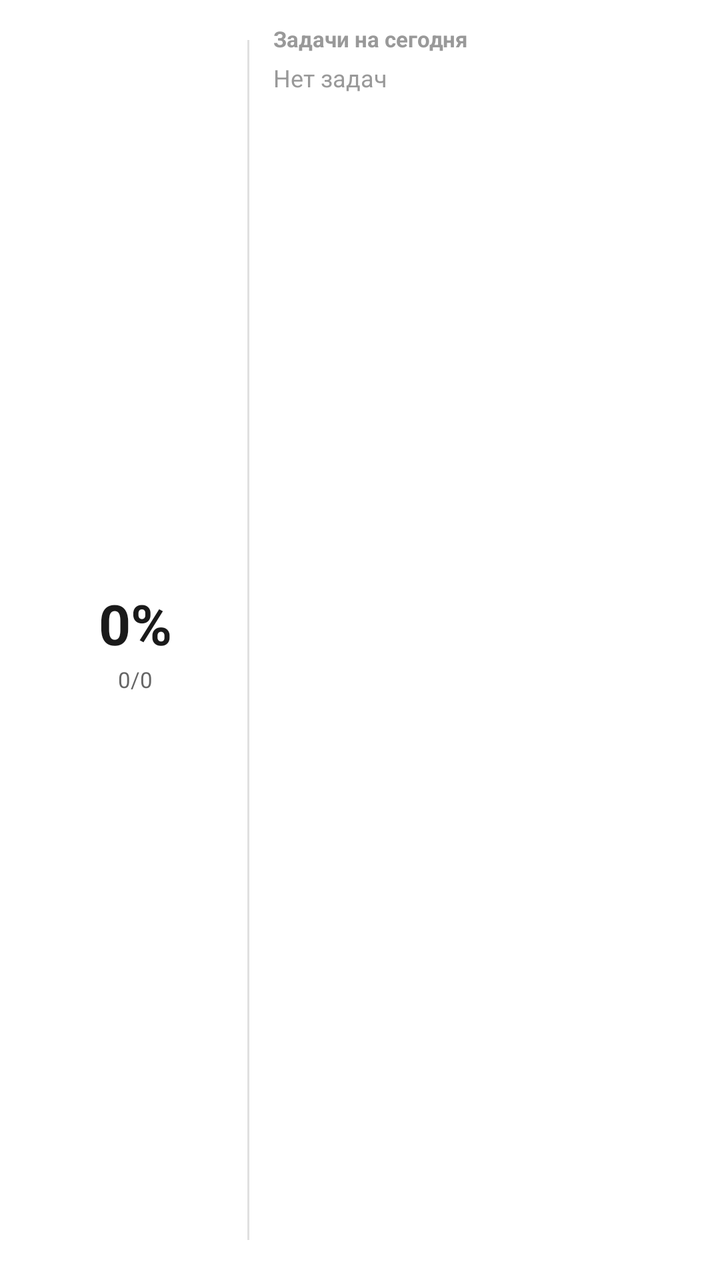
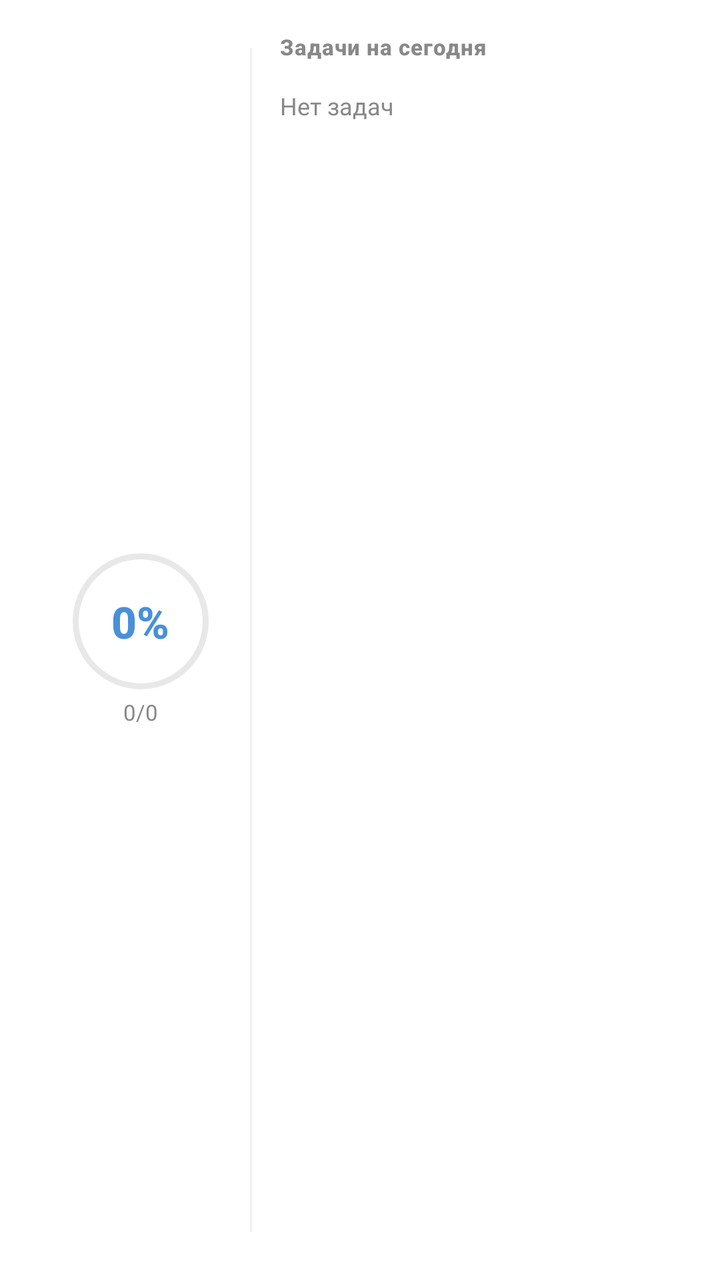

Before-and-after screenshots of an Android layout around one commit, followed by the original layout XML and the change that was made.
<!-- AndroidManifest.xml: fallback theme Theme.MaterialComponents.DayNight.NoActionBar -->
<!-- res/layout/widget_medium.xml -->
<?xml version="1.0" encoding="utf-8"?>
<LinearLayout xmlns:android="http://schemas.android.com/apk/res/android"
    android:layout_width="match_parent"
    android:layout_height="match_parent"
    android:background="@android:color/white"
    android:orientation="horizontal"
    android:padding="12dp">

    
    <LinearLayout
        android:layout_width="0dp"
        android:layout_height="match_parent"
        android:layout_weight="1"
        android:gravity="center"
        android:orientation="vertical">

        <TextView
            android:id="@+id/widget_progress_text"
            android:layout_width="wrap_content"
            android:layout_height="wrap_content"
            android:text="0%"
            android:textSize="28sp"
            android:textStyle="bold"
            android:textColor="#1A1A1A" />

        <TextView
            android:id="@+id/widget_completed_text"
            android:layout_width="wrap_content"
            android:layout_height="wrap_content"
            android:layout_marginTop="2dp"
            android:text="0/0"
            android:textSize="11sp"
            android:textColor="#666666" />

    </LinearLayout>

    
    <View
        android:layout_width="1dp"
        android:layout_height="match_parent"
        android:layout_marginVertical="8dp"
        android:background="#E0E0E0" />

    
    <LinearLayout
        android:id="@+id/widget_task_list"
        android:layout_width="0dp"
        android:layout_height="match_parent"
        android:layout_weight="2"
        android:orientation="vertical"
        android:paddingStart="12dp">

        <TextView
            android:layout_width="wrap_content"
            android:layout_height="wrap_content"
            android:text="Задачи на сегодня"
            android:textSize="11sp"
            android:textStyle="bold"
            android:textColor="#999999"
            android:layout_marginBottom="4dp" />

        <TextView
            android:id="@+id/widget_task_1"
            android:layout_width="match_parent"
            android:layout_height="wrap_content"
            android:drawablePadding="6dp"
            android:ellipsize="end"
            android:maxLines="1"
            android:textSize="12sp"
            android:textColor="#1A1A1A"
            android:visibility="gone" />

        <TextView
            android:id="@+id/widget_task_2"
            android:layout_width="match_parent"
            android:layout_height="wrap_content"
            android:drawablePadding="6dp"
            android:ellipsize="end"
            android:maxLines="1"
            android:textSize="12sp"
            android:textColor="#1A1A1A"
            android:visibility="gone" />

        <TextView
            android:id="@+id/widget_task_3"
            android:layout_width="match_parent"
            android:layout_height="wrap_content"
            android:drawablePadding="6dp"
            android:ellipsize="end"
            android:maxLines="1"
            android:textSize="12sp"
            android:textColor="#1A1A1A"
            android:visibility="gone" />

        <TextView
            android:id="@+id/widget_task_4"
            android:layout_width="match_parent"
            android:layout_height="wrap_content"
            android:drawablePadding="6dp"
            android:ellipsize="end"
            android:maxLines="1"
            android:textSize="12sp"
            android:textColor="#1A1A1A"
            android:visibility="gone" />

        <TextView
            android:id="@+id/widget_no_tasks"
            android:layout_width="wrap_content"
            android:layout_height="wrap_content"
            android:text="Нет задач"
            android:textSize="12sp"
            android:textColor="#999999" />

    </LinearLayout>

</LinearLayout>
<!-- resources referenced by this layout -->
<resources>

</resources>

<!-- the commit's change to res/layout/widget_medium.xml (unified diff, before → after) -->
@@ -2,9 +2,9 @@
 <LinearLayout xmlns:android="http://schemas.android.com/apk/res/android"
     android:layout_width="match_parent"
     android:layout_height="match_parent"
-    android:background="@android:color/white"
+    android:background="@drawable/widget_background"
     android:orientation="horizontal"
-    android:padding="12dp">
+    android:padding="16dp">
 
     
     <LinearLayout
@@ -14,23 +14,33 @@
         android:gravity="center"
         android:orientation="vertical">
 
-        <TextView
-            android:id="@+id/widget_progress_text"
-            android:layout_width="wrap_content"
-            android:layout_height="wrap_content"
-            android:text="0%"
-            android:textSize="28sp"
-            android:textStyle="bold"
-            android:textColor="#1A1A1A" />
+        <FrameLayout
+            android:layout_width="68dp"
+            android:layout_height="68dp"
+            android:background="@drawable/widget_progress_bg">
+
+            <TextView
+                android:id="@+id/widget_progress_text"
+                android:layout_width="wrap_content"
+                android:layout_height="wrap_content"
+                android:layout_gravity="center"
+                android:text="0%"
+                android:textSize="22sp"
+                android:textStyle="bold"
+                android:textColor="#4A90D9"
+                android:fontFamily="sans-serif-medium" />
+
+        </FrameLayout>
 
         <TextView
             android:id="@+id/widget_completed_text"
             android:layout_width="wrap_content"
             android:layout_height="wrap_content"
-            android:layout_marginTop="2dp"
+            android:layout_marginTop="4dp"
             android:text="0/0"
             android:textSize="11sp"
-            android:textColor="#666666" />
+            android:textColor="#888888"
+            android:fontFamily="sans-serif" />
 
     </LinearLayout>
 
@@ -39,7 +49,7 @@
         android:layout_width="1dp"
         android:layout_height="match_parent"
         android:layout_marginVertical="8dp"
-        android:background="#E0E0E0" />
+        android:background="@drawable/widget_divider" />
 
     
     <LinearLayout
@@ -48,7 +58,8 @@
         android:layout_height="match_parent"
         android:layout_weight="2"
         android:orientation="vertical"
-        android:paddingStart="12dp">
+        android:paddingStart="14dp"
+        android:paddingEnd="0dp">
 
         <TextView
             android:layout_width="wrap_content"
@@ -56,60 +67,181 @@
             android:text="Задачи на сегодня"
             android:textSize="11sp"
             android:textStyle="bold"
-            android:textColor="#999999"
-            android:layout_marginBottom="4dp" />
-
-        <TextView
-            android:id="@+id/widget_task_1"
-            android:layout_width="match_parent"
-            android:layout_height="wrap_content"
-            android:drawablePadding="6dp"
-            android:ellipsize="end"
-            android:maxLines="1"
-            android:textSize="12sp"
-            android:textColor="#1A1A1A"
-            android:visibility="gone" />
-
-        <TextView
-            android:id="@+id/widget_task_2"
-            android:layout_width="match_parent"
-            android:layout_height="wrap_content"
-            android:drawablePadding="6dp"
-            android:ellipsize="end"
-            android:maxLines="1"
-            android:textSize="12sp"
-            android:textColor="#1A1A1A"
-            android:visibility="gone" />
-
-        <TextView
-            android:id="@+id/widget_task_3"
-            android:layout_width="match_parent"
-            android:layout_height="wrap_content"
-            android:drawablePadding="6dp"
-            android:ellipsize="end"
-            android:maxLines="1"
-            android:textSize="12sp"
-            android:textColor="#1A1A1A"
-            android:visibility="gone" />
-
-        <TextView
-            android:id="@+id/widget_task_4"
-            android:layout_width="match_parent"
-            android:layout_height="wrap_content"
-            android:drawablePadding="6dp"
-            android:ellipsize="end"
-            android:maxLines="1"
-            android:textSize="12sp"
-            android:textColor="#1A1A1A"
-            android:visibility="gone" />
-
+            android:textColor="#888888"
+            android:fontFamily="sans-serif-medium"
+            android:layout_marginBottom="6dp"
+            android:letterSpacing="0.03" />
+
+        
+        <LinearLayout
+            android:id="@+id/widget_task_row_1"
+            android:layout_width="match_parent"
+            android:layout_height="wrap_content"
+            android:orientation="horizontal"
+            android:gravity="center_vertical"
+            android:paddingVertical="3dp"
+            android:visibility="gone">
+
+            <View
+                android:id="@+id/widget_task_dot_1"
+                android:layout_width="6dp"
+                android:layout_height="6dp"
+                android:background="@drawable/dot_low" />
+
+            <TextView
+                android:id="@+id/widget_task_1"
+                android:layout_width="0dp"
+                android:layout_height="wrap_content"
+                android:layout_weight="1"
+                android:layout_marginStart="8dp"
+                android:ellipsize="end"
+                android:maxLines="1"
+                android:textSize="12sp"
+                android:textColor="#1A1A1A"
+                android:fontFamily="sans-serif" />
+
+            <TextView
+                android:id="@+id/widget_task_time_1"
+                android:layout_width="wrap_content"
+                android:layout_height="wrap_content"
+                android:layout_marginStart="6dp"
+                android:textSize="10sp"
+                android:textColor="#888888"
+                android:fontFamily="sans-serif"
+                android:visibility="gone" />
+
+        </LinearLayout>
+
+        
+        <LinearLayout
+            android:id="@+id/widget_task_row_2"
+            android:layout_width="match_parent"
+            android:layout_height="wrap_content"
+            android:orientation="horizontal"
+            android:gravity="center_vertical"
+            android:paddingVertical="3dp"
+            android:visibility="gone">
+
+            <View
+                android:id="@+id/widget_task_dot_2"
+                android:layout_width="6dp"
+                android:layout_height="6dp"
+                android:background="@drawable/dot_low" />
+
+            <TextView
+                android:id="@+id/widget_task_2"
+                android:layout_width="0dp"
+                android:layout_height="wrap_content"
+                android:layout_weight="1"
+                android:layout_marginStart="8dp"
+                android:ellipsize="end"
+                android:maxLines="1"
+                android:textSize="12sp"
+                android:textColor="#1A1A1A"
+                android:fontFamily="sans-serif" />
+
+            <TextView
+                android:id="@+id/widget_task_time_2"
+                android:layout_width="wrap_content"
+                android:layout_height="wrap_content"
+                android:layout_marginStart="6dp"
+                android:textSize="10sp"
+                android:textColor="#888888"
+                android:fontFamily="sans-serif"
+                android:visibility="gone" />
+
+        </LinearLayout>
+
+        
+        <LinearLayout
+            android:id="@+id/widget_task_row_3"
+            android:layout_width="match_parent"
+            android:layout_height="wrap_content"
+            android:orientation="horizontal"
+            android:gravity="center_vertical"
+            android:paddingVertical="3dp"
+            android:visibility="gone">
+
+            <View
+                android:id="@+id/widget_task_dot_3"
+                android:layout_width="6dp"
+                android:layout_height="6dp"
+                android:background="@drawable/dot_low" />
+
+            <TextView
+                android:id="@+id/widget_task_3"
+                android:layout_width="0dp"
+                android:layout_height="wrap_content"
+                android:layout_weight="1"
+                android:layout_marginStart="8dp"
+                android:ellipsize="end"
+                android:maxLines="1"
+                android:textSize="12sp"
+                android:textColor="#1A1A1A"
+                android:fontFamily="sans-serif" />
+
+            <TextView
+                android:id="@+id/widget_task_time_3"
+                android:layout_width="wrap_content"
+                android:layout_height="wrap_content"
+                android:layout_marginStart="6dp"
+                android:textSize="10sp"
+                android:textColor="#888888"
+                android:fontFamily="sans-serif"
+                android:visibility="gone" />
+
+        </LinearLayout>
+
+        
+        <LinearLayout
+            android:id="@+id/widget_task_row_4"
+            android:layout_width="match_parent"
+            android:layout_height="wrap_content"
+            android:orientation="horizontal"
+            android:gravity="center_vertical"
+            android:paddingVertical="3dp"
+            android:visibility="gone">
+
+            <View
+                android:id="@+id/widget_task_dot_4"
+                android:layout_width="6dp"
+                android:layout_height="6dp"
+                android:background="@drawable/dot_low" />
+
+            <TextView
+                android:id="@+id/widget_task_4"
+                android:layout_width="0dp"
+                android:layout_height="wrap_content"
+                android:layout_weight="1"
+                android:layout_marginStart="8dp"
+                android:ellipsize="end"
+                android:maxLines="1"
+                android:textSize="12sp"
+                android:textColor="#1A1A1A"
+                android:fontFamily="sans-serif" />
+
+            <TextView
+                android:id="@+id/widget_task_time_4"
+                android:layout_width="wrap_content"
+                android:layout_height="wrap_content"
+                android:layout_marginStart="6dp"
+                android:textSize="10sp"
+                android:textColor="#888888"
+                android:fontFamily="sans-serif"
+                android:visibility="gone" />
+
+        </LinearLayout>
+
+        
         <TextView
             android:id="@+id/widget_no_tasks"
             android:layout_width="wrap_content"
             android:layout_height="wrap_content"
+            android:layout_marginTop="8dp"
             android:text="Нет задач"
             android:textSize="12sp"
-            android:textColor="#999999" />
+            android:textColor="#888888"
+            android:fontFamily="sans-serif" />
 
     </LinearLayout>
 
<!-- resource entries referenced after the edit -->
@@ -1,5 +1,33 @@
 <!-- resources referenced by this layout -->
 <resources>
-
+  <!-- drawable dot_low (drawable) -->
+  <?xml version="1.0" encoding="utf-8"?>
+  <shape xmlns:android="http://schemas.android.com/apk/res/android"
+      android:shape="oval">
+      <solid android:color="#4A90D9" />
+      <size android:width="8dp" android:height="8dp" />
+  </shape>
+  <!-- drawable widget_background (drawable) -->
+  <?xml version="1.0" encoding="utf-8"?>
+  <shape xmlns:android="http://schemas.android.com/apk/res/android"
+      android:shape="rectangle">
+      <solid android:color="#FFFFFF" />
+      <corners android:radius="16dp" />
+  </shape>
+  <!-- drawable widget_divider (drawable) -->
+  <?xml version="1.0" encoding="utf-8"?>
+  <shape xmlns:android="http://schemas.android.com/apk/res/android"
+      android:shape="rectangle">
+      <solid android:color="#F0F0F0" />
+      <size android:height="1dp" />
+  </shape>
+  <!-- drawable widget_progress_bg (drawable) -->
+  <?xml version="1.0" encoding="utf-8"?>
+  <shape xmlns:android="http://schemas.android.com/apk/res/android"
+      android:shape="oval">
+      <stroke android:width="3dp" android:color="#E8E8E8" />
+      <solid android:color="@android:color/transparent" />
+      <size android:width="64dp" android:height="64dp" />
+  </shape>
 </resources>
 
